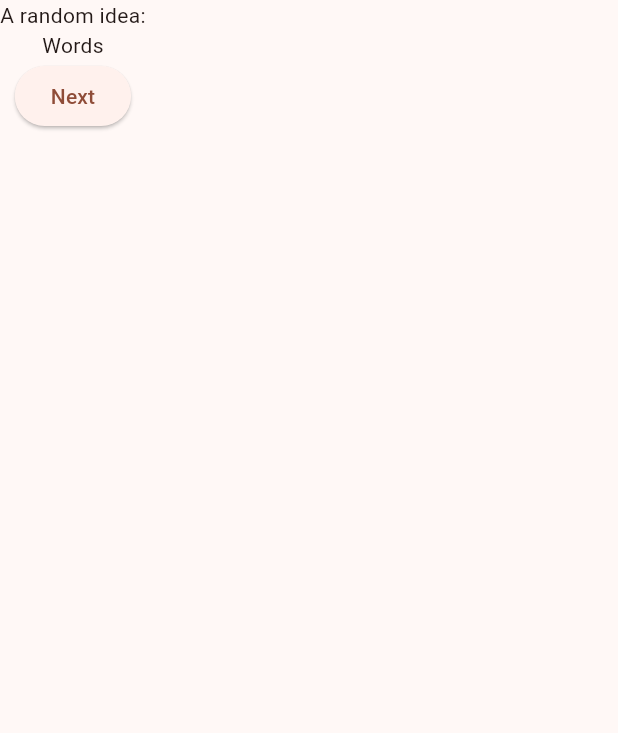
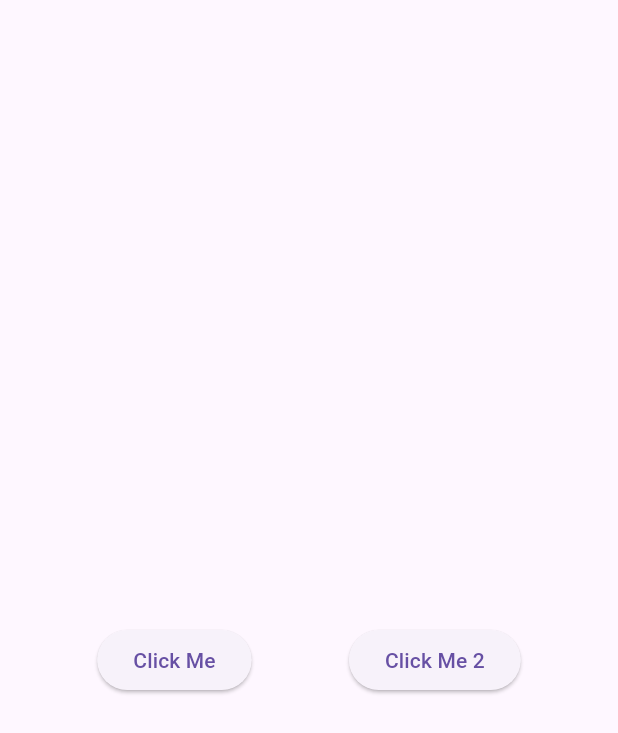
Before and after one commit to sbenny1230/sonic_space, a Flutter app: the screen it shows after launch, on a phone screen of 412 x 824 dp. Shown: the top 733 px of the screen. Run offline on Flutter 3.47's test engine with Material 3 defaults, Android fonts, the phone set to English and light mode, and no system bars.

Commit message:
add widget for home screen

```diff
--- a/lib/main.dart
+++ b/lib/main.dart
@@ -1,51 +1,15 @@
 import 'package:flutter/material.dart';
-import 'package:provider/provider.dart';
+import 'package:sonic_space/screens/home/home_screen.dart';
 
 void main() {
   runApp(MyApp());
 }
 
 class MyApp extends StatelessWidget {
-  const MyApp({super.key});
-
   @override
   Widget build(BuildContext context) {
-    return ChangeNotifierProvider(
-      create: (context) => MyAppState(),
-      child: MaterialApp(
-        title: 'Namer App',
-        theme: ThemeData(
-          useMaterial3: true,
-          colorScheme: ColorScheme.fromSeed(seedColor: Colors.deepOrange),
-        ),
-        home: MyHomePage(),
-      ),
+    return MaterialApp(
+      home: HomeScreen()
     );
   }
 }
-
-class MyAppState extends ChangeNotifier {
-  var current = "Words";
-}
-
-class MyHomePage extends StatelessWidget {
-  @override
-  Widget build(BuildContext context) {
-    var appState = context.watch<MyAppState>();
-
-    return Scaffold(
-      body: Column(
-        children: [
-          Text('A random idea:'),
-          Text(appState.current),
-          ElevatedButton(
-            onPressed: () {
-              print("button pressed");
-            },
-            child: Text('Next'),
-          )
-        ],
-      ),
-    );
-  }
-}
--- /dev/null
+++ b/lib/screens/home/home_controller.dart
@@ -0,0 +1,20 @@
+import 'package:flutter/material.dart';
+import 'package:sonic_space/screens/home/home_screen.dart';
+
+abstract class HomeController extends State<HomeScreen> {
+  @override
+  void initState() {
+    super.initState();
+  }
+
+  @override
+  void dispose() {
+    super.dispose();
+  }
+
+  void onStreamingServiceBtnClick(BuildContext context) {
+    ScaffoldMessenger.of(context).showSnackBar(
+      const SnackBar(content: Text("Button Clicked!")),
+    );
+  }
+}
--- /dev/null
+++ b/lib/screens/home/home_screen.dart
@@ -0,0 +1,33 @@
+import 'package:flutter/material.dart';
+import 'package:sonic_space/screens/home/home_controller.dart';
+
+class HomeScreen extends StatefulWidget {
+  HomeScreen({super.key});
+
+  @override
+  createState() => _HomeScreen();
+}
+
+class _HomeScreen extends HomeController {
+  @override
+  Widget build(BuildContext context) {
+    return Scaffold(
+      appBar: AppBar(),
+      body: Center(
+        child: Row(
+          mainAxisAlignment: MainAxisAlignment.spaceEvenly,
+          children: [
+            ElevatedButton(
+              onPressed: () => onStreamingServiceBtnClick(context),
+              child: const Text("Click Me"),
+            ),
+            ElevatedButton(
+              onPressed: () => onStreamingServiceBtnClick(context),
+              child: const Text("Click Me 2"),
+            )
+          ],
+        ),
+      ),
+    );
+  }
+}
```
